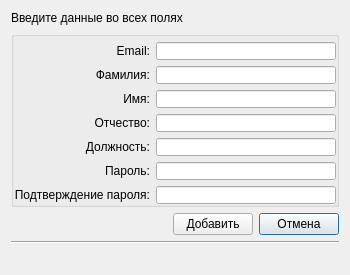
DvaMishkiLapa/StaffMI_client, file ui/add_new_user_dialog.ui: the form before one commit.
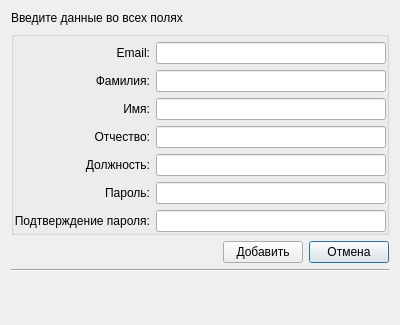
The form after the commit. Icons and pictures are not drawn.

Commit message: Changed font size in the whole interface

Patch:
```diff
--- a/ui/add_new_user_dialog.ui
+++ b/ui/add_new_user_dialog.ui
@@ -6,8 +6,8 @@
    <rect>
     <x>0</x>
     <y>0</y>
-    <width>350</width>
-    <height>275</height>
+    <width>400</width>
+    <height>325</height>
    </rect>
   </property>
   <property name="sizePolicy">
@@ -18,14 +18,14 @@
   </property>
   <property name="minimumSize">
    <size>
-    <width>350</width>
-    <height>275</height>
+    <width>400</width>
+    <height>325</height>
    </size>
   </property>
   <property name="maximumSize">
    <size>
-    <width>350</width>
-    <height>275</height>
+    <width>400</width>
+    <height>325</height>
    </size>
   </property>
   <property name="windowTitle">
@@ -35,6 +35,9 @@
    <iconset>
     <normaloff>icons/title.png</normaloff>icons/title.png</iconset>
   </property>
+  <property name="styleSheet">
+   <string notr="true">font: 11pt &quot;Times New Roman&quot;;</string>
+  </property>
   <layout class="QGridLayout" name="gridLayout">
    <item row="4" column="0" colspan="3">
     <widget class="QLabel" name="label_error">
```
Left out of the diff: 3 changed lines with no effect on the pictures. The commit also changes 10 other files.
